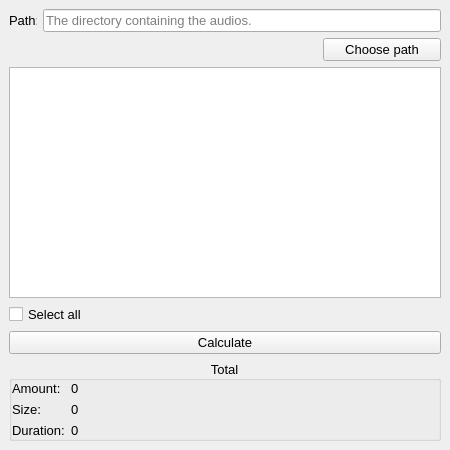
Old version of the form src/interface/ui/window.ui in the repository sergiodantasz/mp3-length-calculator.
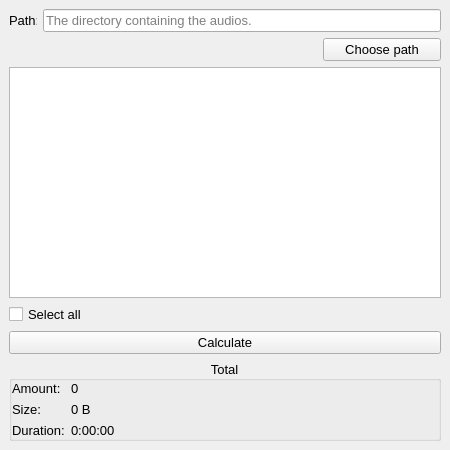
New version of the form.

Commit message: added functionalities to calculate button

```diff
--- a/src/interface/ui/window.ui
+++ b/src/interface/ui/window.ui
@@ -171,7 +171,7 @@
           </sizepolicy>
          </property>
          <property name="text">
-          <string>0</string>
+          <string>0 B</string>
          </property>
         </widget>
        </item>
@@ -197,7 +197,7 @@
           </sizepolicy>
          </property>
          <property name="text">
-          <string>0</string>
+          <string>0:00:00</string>
          </property>
         </widget>
        </item>
```
The commit also changes 3 other files.
